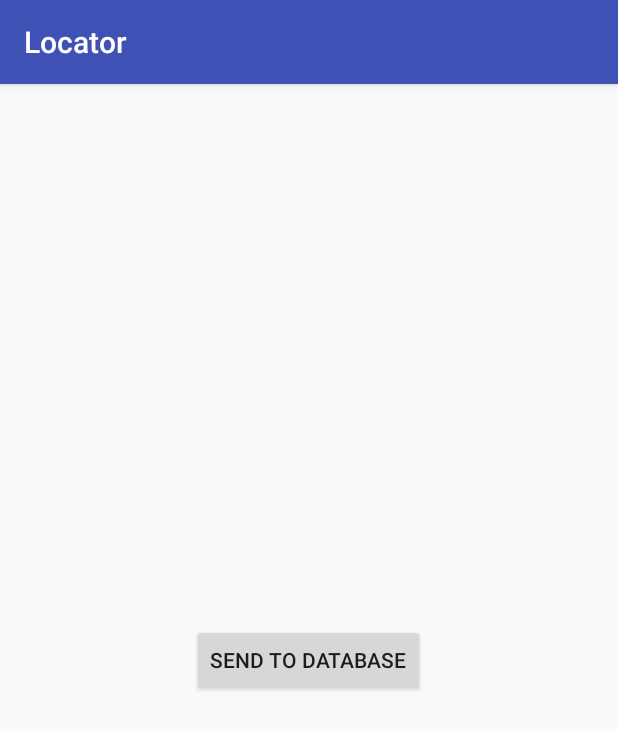
After one commit to VaishSiddharth/Locator, an Android app: the PushLocationsToDBActivity screen opened directly, with no data from a screen before it, on a phone screen of 412 x 824 dp. The commit adds this screen. Shown: the top 729 px of the screen. Run offline under Robolectric (Android 15) with nearby library versions, the phone set to English and light mode, and no system bars; our stand-ins replace Firebase (no records; nobody signed in at launch, a user with empty details on screens opened directly), Volley.

Commit message:
places api added for police stations and send data to db

```diff
--- a/app/build.gradle
+++ b/app/build.gradle
@@ -31,4 +31,5 @@ dependencies {
     implementation 'com.google.android.gms:play-services-location:16.0.0'
 
     implementation 'com.github.f0ris.sweetalert:library:1.5.1'
+    implementation 'com.android.volley:volley:1.1.1'
 }
--- a/app/src/main/java/com/example/siddharthvaish/locator/HomeFragment.java
+++ b/app/src/main/java/com/example/siddharthvaish/locator/HomeFragment.java
@@ -73,7 +73,7 @@ public class HomeFragment extends Fragment {
         stopservice.setOnClickListener(new View.OnClickListener() {
             @Override
             public void onClick(View view) {
-                getActivity().stopService(new Intent(getContext(), LocationUpdateService.class));
+                getActivity().startActivity(new Intent(getContext(), PushLocationsToDBActivity.class));
             }
         });
         startservice.setOnClickListener(new View.OnClickListener() {
--- /dev/null
+++ b/app/src/main/res/layout/activity_push_locations_to_db.xml
@@ -0,0 +1,16 @@
+<?xml version="1.0" encoding="utf-8"?>
+<LinearLayout xmlns:android="http://schemas.android.com/apk/res/android"
+    xmlns:app="http://schemas.android.com/apk/res-auto"
+    xmlns:tools="http://schemas.android.com/tools"
+    android:layout_width="match_parent"
+    android:layout_height="match_parent"
+    android:layout_gravity="center"
+    android:gravity="center"
+    tools:context=".PushLocationsToDBActivity">
+    <Button
+        android:layout_width="wrap_content"
+        android:layout_height="wrap_content"
+        android:id="@+id/pushdata"
+        android:text="Send to Database"/>
+
+</LinearLayout>
```
Also changed, not shown: app/src/main/AndroidManifest.xml (+10 -6 lines), app/src/main/java/com/example/siddharthvaish/locator/ModelPolice.java (added, +52 -0 lines), app/src/main/java/com/example/siddharthvaish/locator/PushLocationsToDBActivity.java (added, +98 -0 lines).
